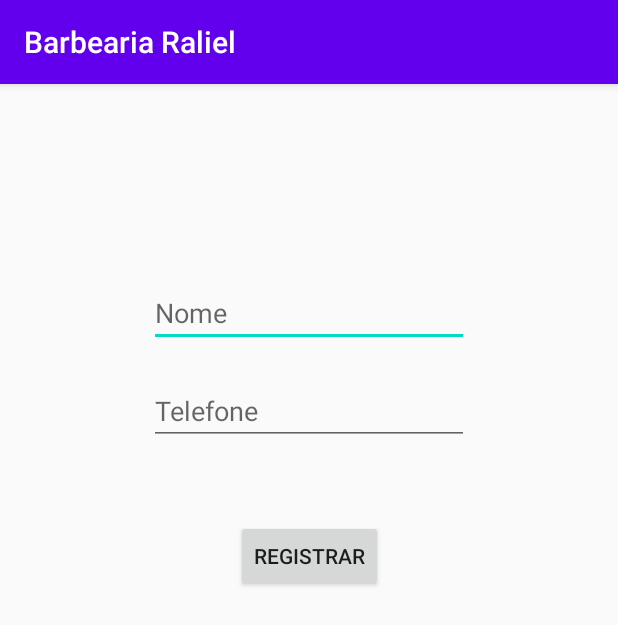
After one commit to Rafael-Wassoaski/appBarbeariaRaliel, an Android app: the RegistroActivity screen opened directly, with no data from a screen before it, on a phone screen of 412 x 824 dp. The commit adds this screen. Shown: the top 625 px of the screen. Run offline under Robolectric (Android 15) with nearby library versions, the phone set to English and light mode, and no system bars.

Commit message:
1.0.0.10
Login funcionando, usuario quando loga deve definir um nome e um telefone, que ficam salvos nas sharerprefetences. Adicionei um atividade de registro simples, com campos nome e telefone para essa finalidade

```diff
--- /dev/null
+++ b/ralielReservador/app/src/main/java/com/midnight/barbeariaraliel/RegistroActivity.java
@@ -0,0 +1,75 @@
+package com.midnight.barbeariaraliel;
+
+import androidx.appcompat.app.AppCompatActivity;
+
+import android.content.Context;
+import android.content.Intent;
+import android.content.SharedPreferences;
+import android.os.Bundle;
+import android.view.View;
+import android.widget.Button;
+import android.widget.EditText;
+import android.widget.Toast;
+
+import com.midnight.barbeariaraliel.classes.BrPhoneNumberFormatter;
+
+import java.lang.ref.WeakReference;
+
+public class RegistroActivity extends AppCompatActivity {
+
+    private boolean isEmpty(String string){
+
+        if(string.equals("")){
+            return false;
+        }
+        if(string.equals(" ")){
+            return false;
+        }
+        if(string.length() == 0){
+            return false;
+        }
+
+        return true;
+    }
+
+    @Override
+    protected void onCreate(Bundle savedInstanceState) {
+        super.onCreate(savedInstanceState);
+        setContentView(R.layout.activity_registro);
+        final EditText nome = findViewById(R.id.nome);
+        final EditText telefone = findViewById(R.id.telefone);
+        Button registrar = findViewById(R.id.registrar);
+        BrPhoneNumberFormatter formatter = new BrPhoneNumberFormatter(new WeakReference<EditText>(telefone));
+        telefone.addTextChangedListener(formatter);
+
+        registrar.setOnClickListener(new View.OnClickListener() {
+            @Override
+            public void onClick(View view) {
+                if(isEmpty(nome.getText().toString())){
+                    if (isEmpty(telefone.getText().toString())){
+                        SharedPreferences.Editor editor = getSharedPreferences("usuario", MODE_PRIVATE).edit();
+                        editor.putString("nome", nome.getText().toString());
+                        editor.putString("telefone", telefone.getText().toString());
+                        editor.putBoolean("logged", true);
+                        if(editor.commit()){
+                            Toast.makeText(getApplicationContext(), "Usuário salvo com sucesso", Toast.LENGTH_SHORT).show();
+                            Intent activity = null;
+                            activity = new Intent(getBaseContext(), MainActivity.class);
+                            activity.putExtra("nome", nome.getText().toString());
+                            activity.putExtra("id", getSharedPreferences("usuario", MODE_PRIVATE).getString("id", null));
+                            startActivity(activity);
+                            finish();
+                        }
+
+                    }else{
+                        Toast.makeText(getApplicationContext(), "Informe um telefone válido", Toast.LENGTH_SHORT).show();
+
+                    }
+                }else{
+                    Toast.makeText(getApplicationContext(), "Informe um nome válido", Toast.LENGTH_SHORT).show();
+                }
+            }
+        });
+
+    }
+}
--- a/ralielReservador/app/src/main/java/com/midnight/barbeariaraliel/fragmentos/popUp.java
+++ b/ralielReservador/app/src/main/java/com/midnight/barbeariaraliel/fragmentos/popUp.java
@@ -51,6 +51,9 @@ public class popUp extends Activity implements encerrar {
         if(MainActivity.nome != null){
             nome.setText(MainActivity.nome);
             nome.setClickable(false);
+            nome.setFocusable(false);
+            telefone.setText(getSharedPreferences("usuario", MODE_PRIVATE).getString("telefone",  null));
+
         }
         button.setOnClickListener(new View.OnClickListener() {
             @Override
--- /dev/null
+++ b/ralielReservador/app/src/main/res/layout/activity_registro.xml
@@ -0,0 +1,42 @@
+<?xml version="1.0" encoding="utf-8"?>
+<androidx.constraintlayout.widget.ConstraintLayout xmlns:android="http://schemas.android.com/apk/res/android"
+    xmlns:app="http://schemas.android.com/apk/res-auto"
+    xmlns:tools="http://schemas.android.com/tools"
+    android:layout_width="match_parent"
+    android:layout_height="match_parent"
+    tools:context=".RegistroActivity">
+
+    <EditText
+        android:id="@+id/nome"
+        android:layout_width="wrap_content"
+        android:layout_height="wrap_content"
+        android:layout_marginTop="130dp"
+        android:ems="10"
+        android:hint="Nome"
+        android:inputType="textPersonName"
+        app:layout_constraintEnd_toEndOf="parent"
+        app:layout_constraintStart_toStartOf="parent"
+        app:layout_constraintTop_toTopOf="parent" />
+
+    <EditText
+        android:id="@+id/telefone"
+        android:layout_width="wrap_content"
+        android:layout_height="wrap_content"
+        android:layout_marginTop="20dp"
+        android:ems="10"
+        android:hint="Telefone"
+        android:inputType="textPersonName"
+        app:layout_constraintEnd_toEndOf="parent"
+        app:layout_constraintStart_toStartOf="parent"
+        app:layout_constraintTop_toBottomOf="@+id/nome" />
+
+    <Button
+        android:id="@+id/registrar"
+        android:layout_width="wrap_content"
+        android:layout_height="wrap_content"
+        android:layout_marginTop="50dp"
+        android:text="Registrar"
+        app:layout_constraintEnd_toEndOf="parent"
+        app:layout_constraintStart_toStartOf="parent"
+        app:layout_constraintTop_toBottomOf="@+id/telefone" />
+</androidx.constraintlayout.widget.ConstraintLayout>
```
Also changed, not shown: ralielReservador/app/src/main/AndroidManifest.xml (+19 -7 lines), ralielReservador/app/src/main/java/com/midnight/barbeariaraliel/LoginActivity.java (+20 -33 lines), ralielReservador/app/src/main/java/com/midnight/barbeariaraliel/classes/BrPhoneNumberFormatter.java (added, +146 -0 lines).
